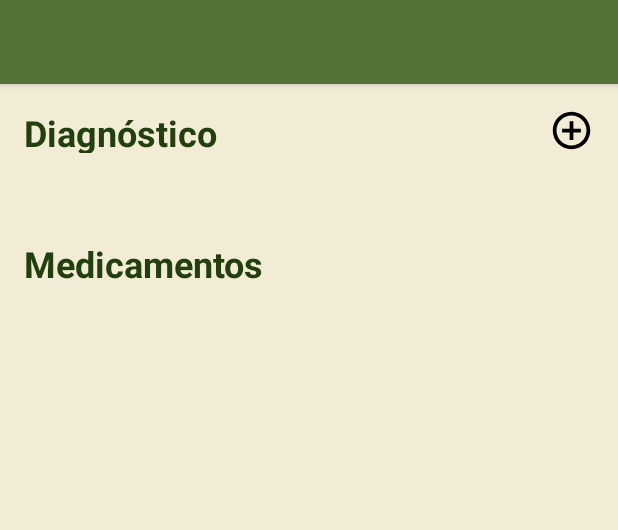
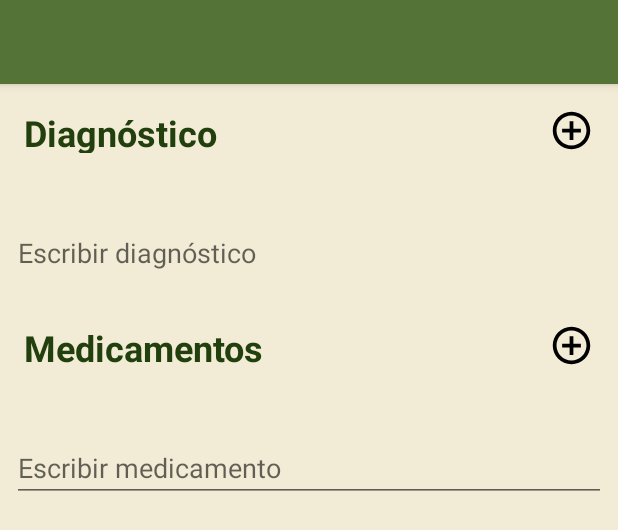
Before and after one commit to felixurtubia/Medform-android, an Android app: the layout activity_crear_receta.xml on its own in the app's theme, with its tools: preview values and no code run, on a phone screen of 412 x 824 dp. Shown: the top 530 px of the screen. Run offline under Robolectric (Android 15) with nearby library versions, the phone set to English and light mode, and no system bars.

Commit message:
Creados edittext para agregar receta y medicamento
Creado edit text, falta linkear los onClick con las funciones para
agregar medicamento y agregar diagnóstico

```diff
--- a/MedForm/app/src/main/java/cl/tello_urtubia/medform/CrearRecetaActivity.java
+++ b/MedForm/app/src/main/java/cl/tello_urtubia/medform/CrearRecetaActivity.java
@@ -1,11 +1,8 @@
 package cl.tello_urtubia.medform;
 
 import android.content.Intent;
-<<<<<<< HEAD
 import android.database.sqlite.SQLiteDatabase;
-=======
 import android.support.v7.app.ActionBar;
->>>>>>> 97e382aef9194d9f112648a63d117d9fda8b9142
 import android.support.v7.app.AppCompatActivity;
 import android.os.Bundle;
 import android.support.v7.widget.Toolbar;
--- a/MedForm/app/src/main/res/layout/activity_crear_receta.xml
+++ b/MedForm/app/src/main/res/layout/activity_crear_receta.xml
@@ -45,6 +45,14 @@
 
     </LinearLayout>
 
+    <EditText
+        android:id="@+id/campoDiagnostico"
+        android:layout_width="match_parent"
+        android:layout_height="wrap_content"
+        android:hint="@string/agregar_diagnostico_hint"
+        android:inputType="text"
+        android:layout_margin="8dp"/>
+
     <LinearLayout
         android:id="@+id/diagnostico_ll"
         android:layout_width="match_parent"
@@ -70,14 +78,24 @@
             android:layout_weight="1"
             />
 
-        <EditText
-            android:id="@+id/editText"
-            android:layout_width="match_parent"
-            android:layout_height="match_parent"
-            android:gravity="fill_vertical"
-            android:orientation="horizontal" />
+        <ImageButton
+            android:layout_width="30dp"
+            android:layout_height="30dp"
+            android:src="@drawable/ic_add_circle_outline_black_24dp"
+            android:background="@color/colorAccent"
+            android:scaleType="centerCrop"
+            android:onClick="agregarMedicamento"
+            />
 
     </LinearLayout>
+
+    <EditText
+        android:id="@+id/campoMedicamento"
+        android:layout_width="match_parent"
+        android:layout_height="wrap_content"
+        android:hint="@string/agregar_medicamento_hint"
+        android:inputType="text"
+        android:layout_margin="8dp"/>
 
     <LinearLayout
         android:id="@+id/medicamentos_ll"
--- a/MedForm/app/src/main/res/values/strings.xml
+++ b/MedForm/app/src/main/res/values/strings.xml
@@ -37,6 +37,8 @@
 
     <string name="crear_ultima_receta">Última receta</string>
     <string name="action_search">Buscar</string>
+    <string name="agregar_diagnostico_hint">Escribir  diagnóstico</string>
+    <string name="agregar_medicamento_hint">Escribir medicamento</string>
 
     <string-array name="sexo_paciente">
         <item>Femenino</item>
```
